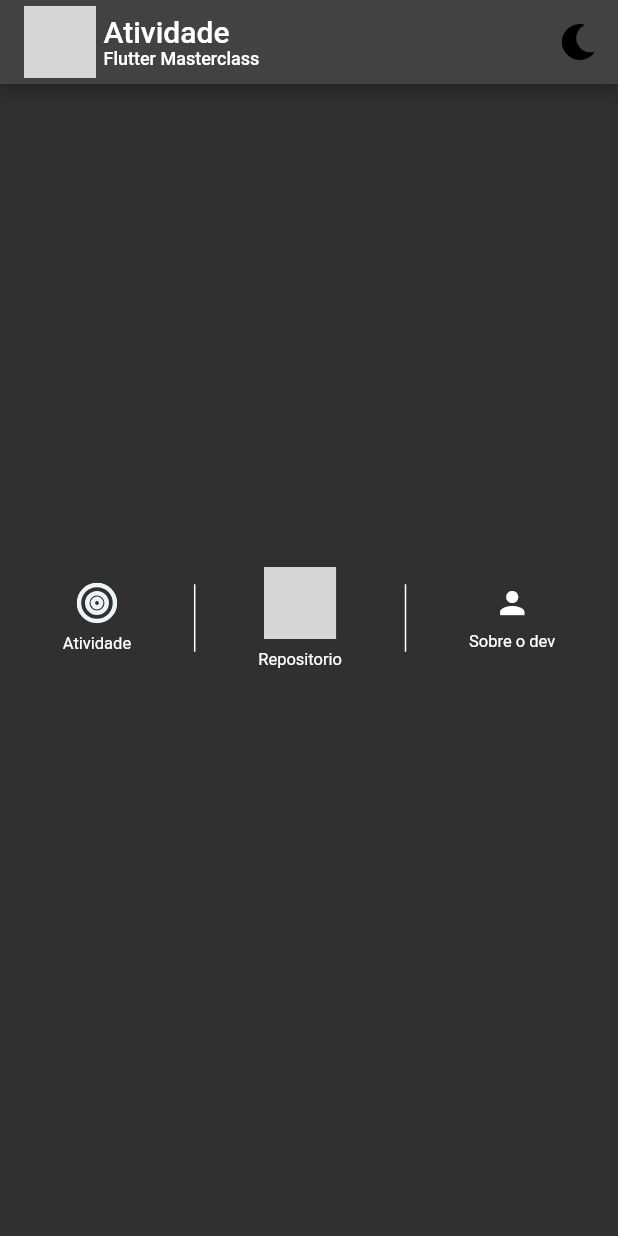
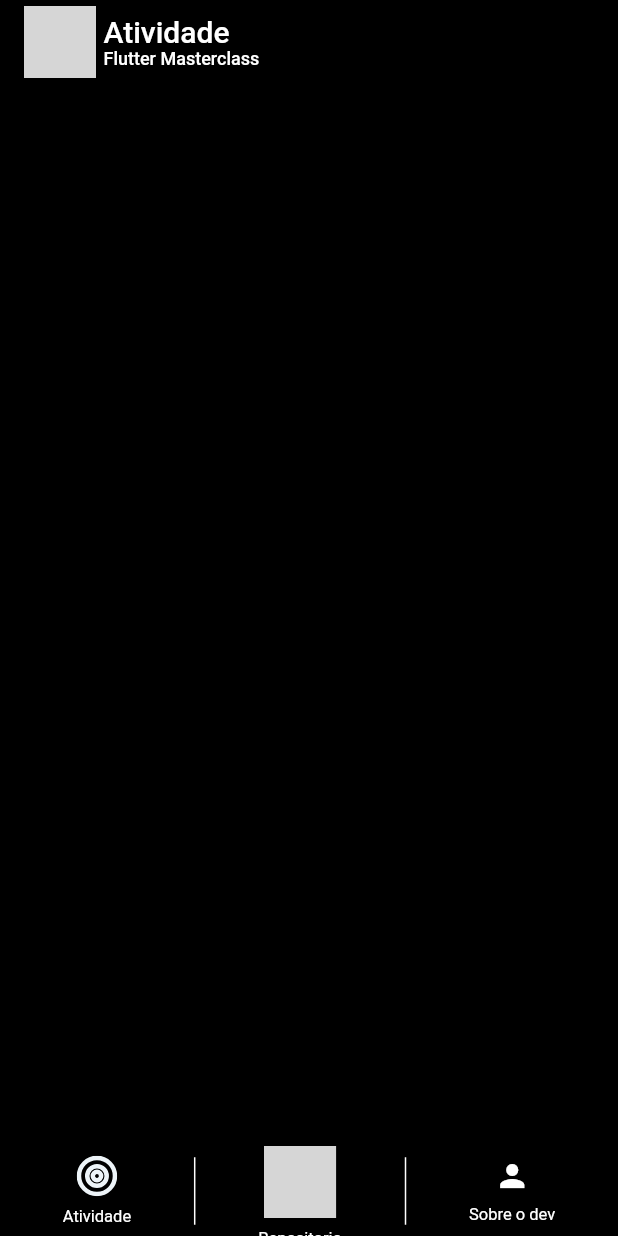
Before and after one commit to nevitonviana/AppDesafioMastreClass, a Flutter app: the screen it shows after launch, on a phone screen of 412 x 824 dp. Run offline on Flutter 3.47's test engine with Material 2 defaults, Android fonts, the phone set to English and light mode, and no system bars; our stand-ins replace flutter_svg; grey boxes are pictures that could not be loaded.

Commit message:
activity card creation

```diff
--- a/lib/main.dart
+++ b/lib/main.dart
@@ -14,15 +14,15 @@ class MyApp extends StatelessWidget {
     return MaterialApp(
         title: 'Flutter Demo',
         theme: ThemeData(
-          brightness: Brightness.dark,
-          // primaryColor: const Color(0xffD6DFE4),
-          // scaffoldBackgroundColor: const Color(0xffD6DFE4),
-          // appBarTheme: const AppBarTheme(
-          //   elevation: 0,
-          //   backgroundColor: Color(
-          //     0xffD6DFE4,
-          //   ),
-          // ),
+          // brightness: Brightness.dark,
+          primaryColor: const Color(0xff121517),
+          backgroundColor: const Color(0xff121517),
+          cardColor: const Color(0xff172026),
+          scaffoldBackgroundColor: Colors.black,
+          appBarTheme: const AppBarTheme(
+            elevation: 0,
+            backgroundColor: Colors.black,
+          ),
         ),
         home: const HomePage());
   }
--- a/lib/pages/home_page.dart
+++ b/lib/pages/home_page.dart
@@ -1,5 +1,4 @@
 import 'package:flutter/material.dart';
-import 'package:flutter_svg/parser.dart';
 import 'package:flutter_svg/svg.dart';
 
 import 'widgets/bottom_navigation_widget.dart';
@@ -49,11 +48,19 @@ class HomePage extends StatelessWidget {
           ],
         ),
       ),
-      bottomNavigationBar: Row(
+      body: ListView(
+        children: [
+        ],
+      ),
+      bottomNavigationBar: Container(
+        height: 60,
+        child: Row(
+          mainAxisSize: MainAxisSize.min,
           mainAxisAlignment: MainAxisAlignment.spaceEvenly,
           children: [
             BottomNavigationWidget(
               name: "Atividade",
+              colorText: Colors.white,
               image: SvgPicture.asset(
                 "assets/icons/Icon feather-target.svg",
               ),
@@ -65,6 +72,7 @@ class HomePage extends StatelessWidget {
             ),
             BottomNavigationWidget(
               name: "Repositorio",
+              colorText: Colors.white,
               image: SvgPicture.asset(
                 "assets/icons/Icon awesome-github.svg",
               ),
@@ -76,9 +84,14 @@ class HomePage extends StatelessWidget {
             ),
             const BottomNavigationWidget(
               name: "Sobre o dev",
-            image: Icon(Icons.person),
+              colorText: Colors.white,
+              image: Icon(
+                Icons.person,
+                color: Colors.white,
+              ),
             ),
           ],
+        ),
       ),
     );
   }
--- a/lib/pages/widgets/bottom_navigation_widget.dart
+++ b/lib/pages/widgets/bottom_navigation_widget.dart
@@ -3,9 +3,9 @@ import 'package:flutter/material.dart';
 class BottomNavigationWidget extends StatelessWidget {
   final String name;
   final Widget image;
+  final Color? colorText;
 
-  const BottomNavigationWidget(
-      {Key? key, required this.name, required this.image})
+  const BottomNavigationWidget({Key? key, required this.name, required this.image, this.colorText})
       : super(key: key);
 
   @override
@@ -13,14 +13,15 @@ class BottomNavigationWidget extends StatelessWidget {
     return Container(
       alignment: Alignment.center,
       child: Column(
-
         mainAxisAlignment: MainAxisAlignment.center,
         children: [
           image,
-          const SizedBox(height: 7,),
+          const SizedBox(
+            height: 7,
+          ),
           Text(
-            name,
-            style: const TextStyle(fontSize: 11),
+            name ,
+            style: TextStyle(fontSize: 11,color: colorText),
           ),
         ],
       ),
```
Also changed, not shown: lib/pages/widgets/card_custum_widget.dart (added). Lines whose indentation alone changed are shown as unchanged.
